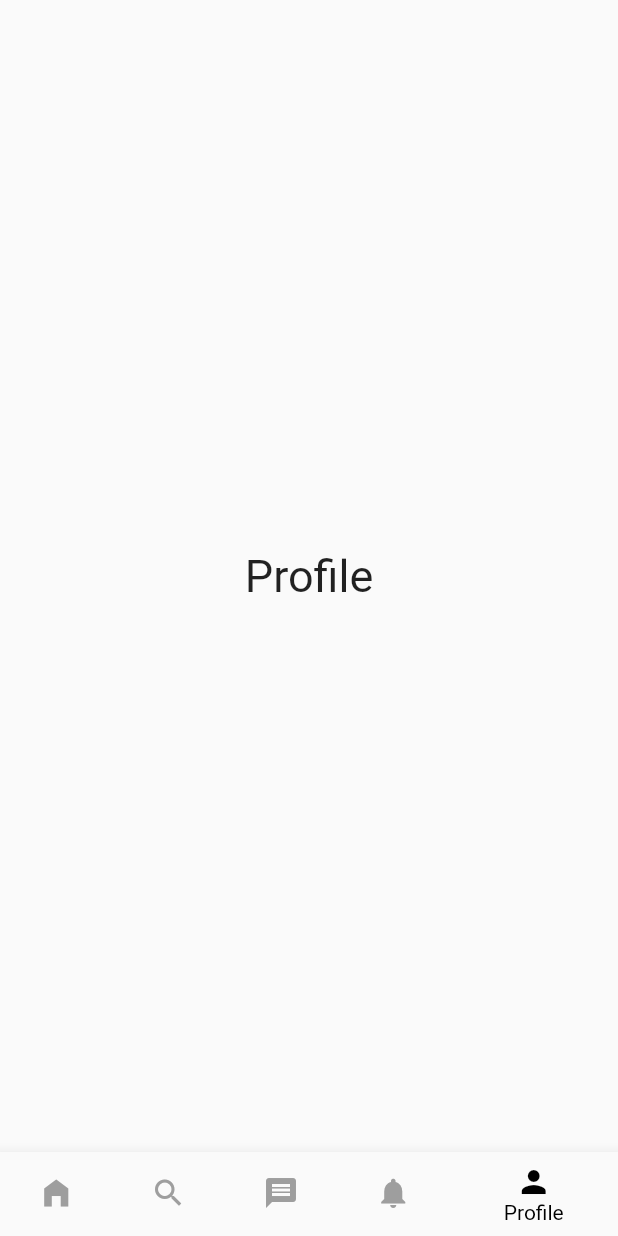
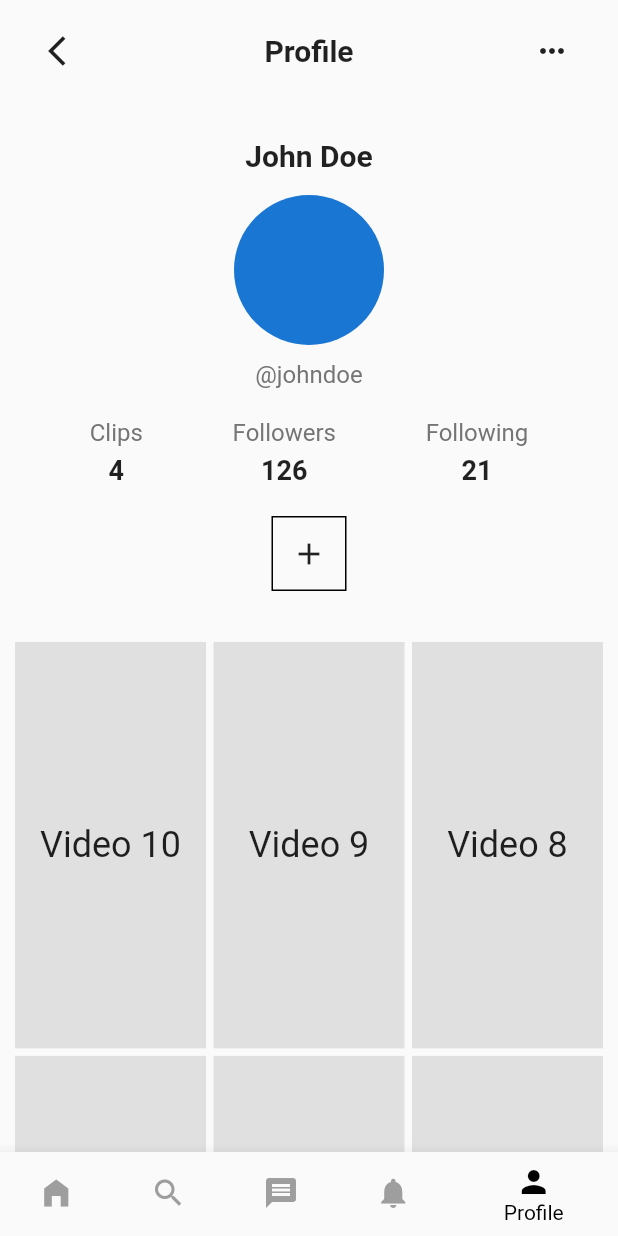
Before and after one commit to Srikar-D-Palmite/EduClip, a Flutter app: the screen it shows after launch, item 5 of the bottom bar chosen, on a phone screen of 412 x 824 dp. Run offline on Flutter 3.47's test engine with Material 2 defaults, Android fonts, the phone set to English and light mode, and no system bars; our stand-ins replace firebase_core; accounts and stored records are empty.

Commit message:
Added profile page

```diff
--- a/lib/main.dart
+++ b/lib/main.dart
@@ -5,6 +5,7 @@ import 'package:firebase_core/firebase_core.dart';
 import 'firebase_options.dart';
 // other parts of the app
 import 'grid_view.dart';
+import 'profile.dart';
 
 // This is the main entry point for the application
 void main() async {
@@ -102,7 +103,16 @@ class _MyHomePageState extends State<MyHomePage> {
     return Scaffold(
       appBar: null, // hide the app bar
       // The body of the scaffold is the widget that corresponds to the currently selected tab
-      body: _selectedIndex == 1 ? VideoGrid(videoIndices: _videoIndices) : _widgetOptions.elementAt(_selectedIndex),
+      body: (() {
+        if (_selectedIndex == 1) {
+          return VideoGrid(videoIndices: _videoIndices);
+        }
+        else if (_selectedIndex == 4) {
+          return ProfilePage();
+        }
+        return _widgetOptions.elementAt(_selectedIndex);
+      }()),
+      // _selectedIndex == 1 ? VideoGrid(videoIndices: _videoIndices) : _widgetOptions.elementAt(_selectedIndex),
       // The bottom navigation bar shows the available tabs
       bottomNavigationBar: BottomNavigationBar(
         // The items in the bottom navigation bar correspond to each tab
--- /dev/null
+++ b/lib/profile.dart
@@ -0,0 +1,139 @@
+import 'package:edu_clip/grid_view.dart';
+import 'package:flutter/material.dart';
+import 'dart:math';
+
+// The profile page should be expanded later on and modified. It should also be replicable so that it may be used for other people's profiles also
+class ProfilePage extends StatelessWidget {
+  ProfilePage({
+    super.key,
+  });
+
+  // Random list of videos (to be changed later)
+  final List<int> _videoIndices = List.generate(10, (index) => 10-index);
+
+  @override
+  Widget build(BuildContext context) {
+    return Scaffold(
+      body: SafeArea(
+        child: Column(
+          children: <Widget>[
+            Container(
+              padding: const EdgeInsets.symmetric(horizontal: 20.0, vertical: 10.0),
+              child: Row(
+                mainAxisAlignment: MainAxisAlignment.spaceBetween,
+                children: <Widget>[
+                  IconButton(
+                    icon: const Icon(Icons.arrow_back_ios),
+                    onPressed: () {
+                    // when pressed, remove/pop the current page. Do not run pop if there is nothing beneath the popup
+                    //   Navigator.pop(context);
+                    },
+                  ),
+                  const Text(
+                    'Profile',
+                    style: TextStyle(
+                      fontSize: 20.0,
+                      fontWeight: FontWeight.bold,
+                    ),
+                  ),
+                  // more button (takes user to settings)
+                  IconButton(
+                    icon: const Icon(Icons.more_horiz),
+                    onPressed: () {},
+                  ),
+                ],
+              ),
+            ),
+            Expanded(
+              child: Column(
+                mainAxisAlignment: MainAxisAlignment.center,
+                children: <Widget>[
+                  const Text(
+                    'John Doe',
+                    style: TextStyle(
+                      fontSize: 20.0,
+                      fontWeight: FontWeight.bold,
+                    ),
+                  ),
+                  const SizedBox(height: 15.0),
+                  const CircleAvatar(
+                    radius: 50.0,
+                    // to replace with user profile image
+                    // backgroundImage: AssetImage('/images/avatar.png'),
+                    // backgroundImage: ,
+                  ),
+                  const SizedBox(height: 10.0),
+                  Text(
+                    '@johndoe',
+                    style: TextStyle(
+                      fontSize: 16.0,
+                      color: Colors.grey[600],
+                    ),
+                  ),
+                  const SizedBox(height: 20.0),
+                  Row(
+                    mainAxisAlignment: MainAxisAlignment.spaceEvenly,
+                    children: const <Widget>[
+                      UserInfoArea(name: "Clips", value: 4),
+                      UserInfoArea(name: "Followers", value: 126),
+                      UserInfoArea(name: "Following", value: 21),
+                    ],
+                  ),
+                  const SizedBox(height: 20.0),
+                  Ink(
+                    decoration: BoxDecoration(border: Border.all()),
+                    child: IconButton(
+                      icon: const Icon(Icons.add),
+                      onPressed: () {},
+                      style: IconButton.styleFrom(
+                        foregroundColor: Colors.blue,
+                      ),
+                    ),
+                  ),
+                ],
+              ),
+            ),
+            Expanded(child: VideoGrid(videoIndices: _videoIndices)),
+          ],
+        ),
+      ),
+    );
+  }
+}
+
+class UserInfoArea extends StatelessWidget {
+  const UserInfoArea({
+    super.key,
+    required String name,
+    required int value,
+  }) :  _valu = value, _name = name;
+  final String _name;
+  final int _valu;
+
+  @override
+  Widget build(BuildContext context) {
+    return Column(
+      // mainAxisAlignment: MainAxisAlignment.center,
+      // crossAxisAlignment: CrossAxisAlignment.center,
+      children: <Widget>[
+        Center(
+          child: Text(
+            _name,
+            style: TextStyle(
+              fontSize: 16.0,
+              color: Colors.grey[600],
+            ),
+          ),
+        ),
+        const SizedBox(height: 5.0),
+        Text(
+          _valu.toString(),
+          style: const TextStyle(
+            fontSize: 18.0,
+            fontWeight: FontWeight.bold,
+          ),
+        ),
+      ],
+    );
+  }
+}
--- a/pubspec.yaml
+++ b/pubspec.yaml
@@ -60,8 +60,8 @@ flutter:
   uses-material-design: true
 
   # To add assets to your application, add an assets section, like this:
-  # assets:
-  #   - images/a_dot_burr.jpeg
+  assets:
+    - images/
   #   - images/a_dot_ham.jpeg
 
   # An image asset can refer to one or more resolution-specific "variants", see
```
Also changed, not shown: images/avatar.png (added).
